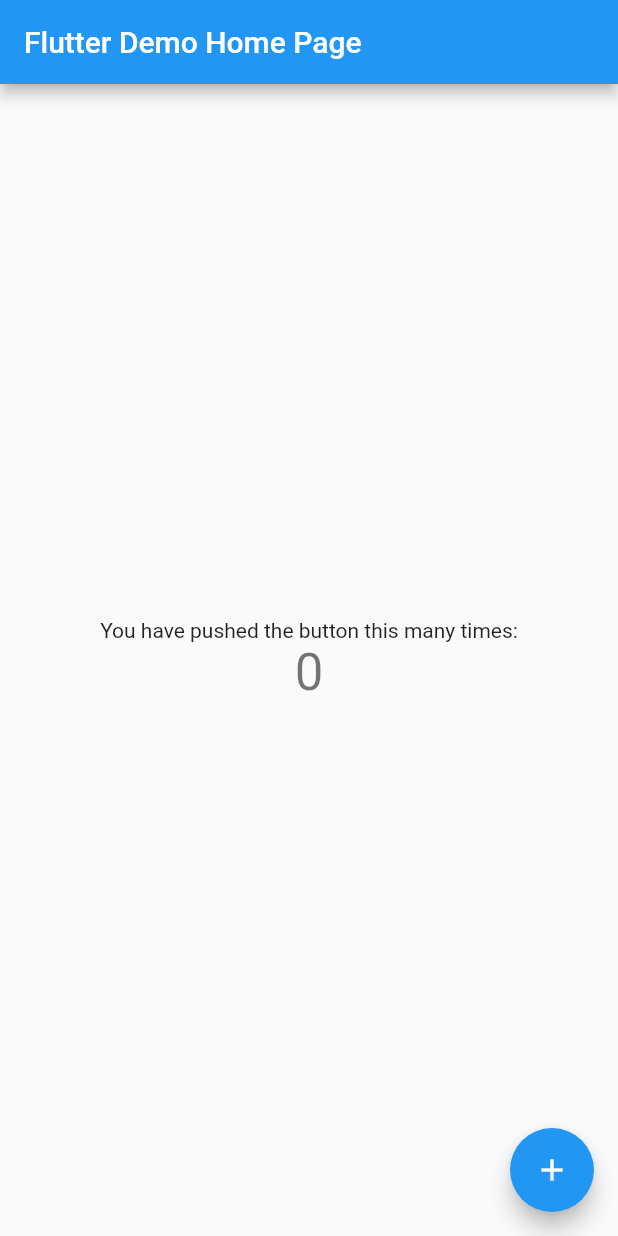
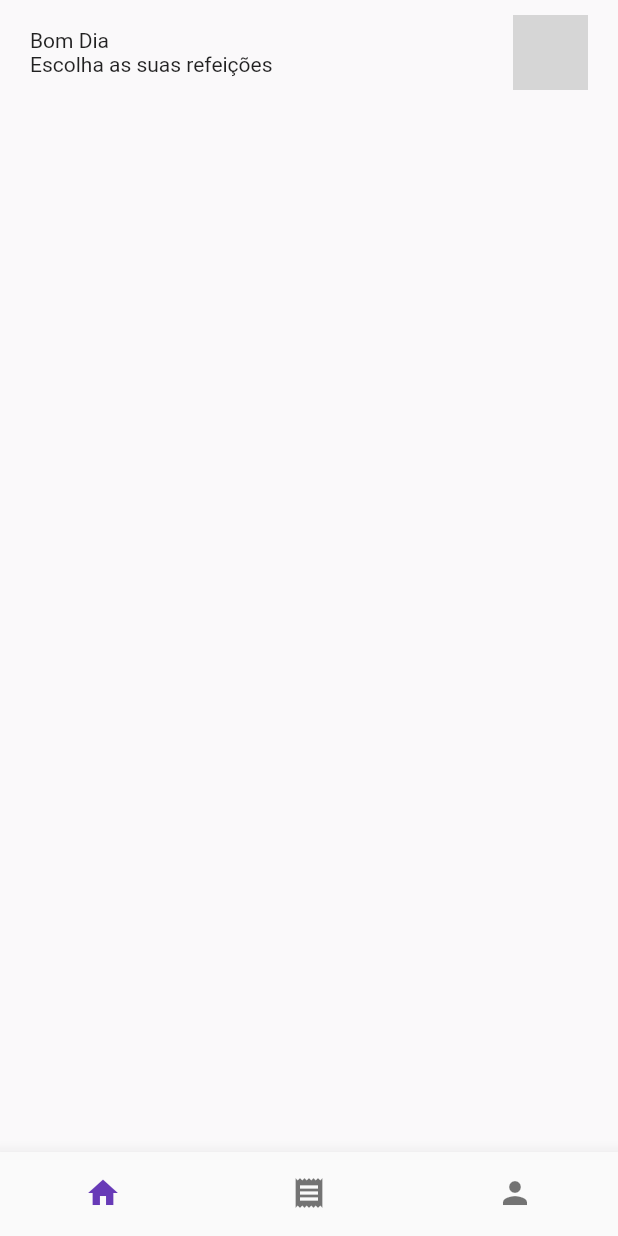
Before and after one commit to JaiPi/dataplate-app-client, a Flutter app: the screen it shows after launch, on a phone screen of 412 x 824 dp. Run offline on Flutter 3.47's test engine with Material 2 defaults, Android fonts, the phone set to English and light mode, and no system bars; grey boxes are pictures that could not be loaded.

Commit message:
add previous work

```diff
--- /dev/null
+++ b/client/lib/bottomNav.dart
@@ -0,0 +1,33 @@
+import 'package:flutter/material.dart';
+
+class BottomNav extends StatelessWidget {
+  final Function(int value) function;
+  final int index;
+
+  const BottomNav(this.function, this.index);
+
+  @override
+  Widget build(BuildContext context) {
+    return BottomNavigationBar(
+        elevation: 10,
+        showSelectedLabels: false,
+        showUnselectedLabels: false,
+        onTap: function,
+        currentIndex: index,
+        type: BottomNavigationBarType.fixed,
+        items: const [
+          BottomNavigationBarItem(
+            icon: Icon(Icons.home),
+            label: "home",
+          ),
+          BottomNavigationBarItem(
+            icon: Icon(Icons.receipt),
+            label: "senhas",
+          ),
+          BottomNavigationBarItem(
+            icon: Icon(Icons.person),
+            label: "perfil",
+          ),
+        ]);
+  }
+}
--- /dev/null
+++ b/client/lib/home.dart
@@ -0,0 +1,37 @@
+import 'package:flutter/material.dart';
+import 'package:flutter/src/widgets/container.dart';
+import 'package:flutter/src/widgets/framework.dart';
+import './bottomNav.dart';
+import './homeview.dart';
+import './senhasview.dart';
+import './profileview.dart';
+
+class Home extends StatefulWidget {
+  const Home({super.key});
+
+  @override
+  State<Home> createState() => _HomeState();
+}
+
+class _HomeState extends State<Home> {
+  int _pageIndex = 0;
+  List<Widget> pages = [
+    const Homeview(),
+    const Senhasview(),
+    const ProfileView(),
+  ];
+
+  void changePage(int index) {
+    setState(() {
+      _pageIndex = index;
+    });
+  }
+
+  @override
+  Widget build(BuildContext context) {
+    return Scaffold(
+      body: pages[_pageIndex],
+      bottomNavigationBar: BottomNav(changePage, _pageIndex),
+    );
+  }
+}
--- /dev/null
+++ b/client/lib/homeview.dart
@@ -0,0 +1,59 @@
+import 'package:flutter/cupertino.dart';
+import 'package:flutter/material.dart';
+import 'package:flutter/src/widgets/container.dart';
+import 'package:flutter/src/widgets/framework.dart';
+
+class Homeview extends StatefulWidget {
+  const Homeview({super.key});
+
+  @override
+  State<Homeview> createState() => _HomeviewState();
+}
+
+class _HomeviewState extends State<Homeview> {
+  @override
+  Widget build(BuildContext context) {
+    return Scaffold(
+      backgroundColor: const Color(0xFFeedf2),
+      body: ListView(
+        children: [
+          Container(
+            padding: EdgeInsets.symmetric(horizontal: 20, vertical: 10),
+            child: Column(
+              children: [
+                Row(
+                  mainAxisAlignment: MainAxisAlignment.spaceBetween,
+                  children: [
+                    Column(
+                      crossAxisAlignment: CrossAxisAlignment.start,
+                      children: const [
+                        Text(
+                          "Bom Dia",
+                        ),
+                        Text(
+                          "Escolha as suas refeições",
+                        )
+                      ],
+                    ),
+                    Container(
+                      width: 50,
+                      height: 50,
+                      decoration: BoxDecoration(
+                          borderRadius: BorderRadius.circular(10),
+                          image: const DecorationImage(
+                            fit: BoxFit.cover,
+                            image: AssetImage(
+                              "assets/images/logo.png",
+                            ),
+                          )),
+                    )
+                  ],
+                ),
+              ],
+            ),
+          ),
+        ],
+      ),
+    );
+  }
+}
--- a/client/lib/main.dart
+++ b/client/lib/main.dart
@@ -1,3 +1,4 @@
+import 'package:client/home.dart';
 import 'package:flutter/material.dart';
 
 void main() {
@@ -7,109 +8,15 @@ void main() {
 class MyApp extends StatelessWidget {
   const MyApp({super.key});
 
-  // This widget is the root of your application.
   @override
   Widget build(BuildContext context) {
     return MaterialApp(
-      title: 'Flutter Demo',
+      debugShowCheckedModeBanner: false,
+      title: 'DataPlate',
       theme: ThemeData(
-        // This is the theme of your application.
-        //
-        // Try running your application with "flutter run". You'll see the
-        // application has a blue toolbar. Then, without quitting the app, try
-        // changing the primarySwatch below to Colors.green and then invoke
-        // "hot reload" (press "r" in the console where you ran "flutter run",
-        // or simply save your changes to "hot reload" in a Flutter IDE).
-        // Notice that the counter didn't reset back to zero; the application
-        // is not restarted.
-        primarySwatch: Colors.blue,
+        primarySwatch: Colors.deepPurple,
       ),
-      home: const MyHomePage(title: 'Flutter Demo Home Page'),
+      home: const Home(),
     );
   }
 }
-
-class MyHomePage extends StatefulWidget {
-  const MyHomePage({super.key, required this.title});
-
-  // This widget is the home page of your application. It is stateful, meaning
-  // that it has a State object (defined below) that contains fields that affect
-  // how it looks.
-
-  // This class is the configuration for the state. It holds the values (in this
-  // case the title) provided by the parent (in this case the App widget) and
-  // used by the build method of the State. Fields in a Widget subclass are
-  // always marked "final".
-
-  final String title;
-
-  @override
-  State<MyHomePage> createState() => _MyHomePageState();
-}
-
-class _MyHomePageState extends State<MyHomePage> {
-  int _counter = 0;
-
-  void _incrementCounter() {
-    setState(() {
-      // This call to setState tells the Flutter framework that something has
-      // changed in this State, which causes it to rerun the build method below
-      // so that the display can reflect the updated values. If we changed
-      // _counter without calling setState(), then the build method would not be
-      // called again, and so nothing would appear to happen.
-      _counter++;
-    });
-  }
-
-  @override
-  Widget build(BuildContext context) {
-    // This method is rerun every time setState is called, for instance as done
-    // by the _incrementCounter method above.
-    //
-    // The Flutter framework has been optimized to make rerunning build methods
-    // fast, so that you can just rebuild anything that needs updating rather
-    // than having to individually change instances of widgets.
-    return Scaffold(
-      appBar: AppBar(
-        // Here we take the value from the MyHomePage object that was created by
-        // the App.build method, and use it to set our appbar title.
-        title: Text(widget.title),
-      ),
-      body: Center(
-        // Center is a layout widget. It takes a single child and positions it
-        // in the middle of the parent.
-        child: Column(
-          // Column is also a layout widget. It takes a list of children and
-          // arranges them vertically. By default, it sizes itself to fit its
-          // children horizontally, and tries to be as tall as its parent.
-          //
-          // Invoke "debug painting" (press "p" in the console, choose the
-          // "Toggle Debug Paint" action from the Flutter Inspector in Android
-          // Studio, or the "Toggle Debug Paint" command in Visual Studio Code)
-          // to see the wireframe for each widget.
-          //
-          // Column has various properties to control how it sizes itself and
-          // how it positions its children. Here we use mainAxisAlignment to
-          // center the children vertically; the main axis here is the vertical
-          // axis because Columns are vertical (the cross axis would be
-          // horizontal).
-          mainAxisAlignment: MainAxisAlignment.center,
-          children: <Widget>[
-            const Text(
-              'You have pushed the button this many times:',
-            ),
-            Text(
-              '$_counter',
-              style: Theme.of(context).textTheme.headline4,
-            ),
-          ],
-        ),
-      ),
-      floatingActionButton: FloatingActionButton(
-        onPressed: _incrementCounter,
-        tooltip: 'Increment',
-        child: const Icon(Icons.add),
-      ), // This trailing comma makes auto-formatting nicer for build methods.
-    );
-  }
-}
--- /dev/null
+++ b/client/lib/profileview.dart
@@ -0,0 +1,20 @@
+import 'package:flutter/material.dart';
+import 'package:flutter/src/widgets/container.dart';
+import 'package:flutter/src/widgets/framework.dart';
+
+class ProfileView extends StatefulWidget {
+  const ProfileView({super.key});
+
+  @override
+  State<ProfileView> createState() => _ProfileViewState();
+}
+
+class _ProfileViewState extends State<ProfileView> {
+  @override
+  Widget build(BuildContext context) {
+    return const Center(
+      child: Text("PROFILE"),
+    );
+    ;
+  }
+}
--- /dev/null
+++ b/client/lib/senhasview.dart
@@ -0,0 +1,20 @@
+import 'package:flutter/material.dart';
+import 'package:flutter/src/widgets/container.dart';
+import 'package:flutter/src/widgets/framework.dart';
+
+class Senhasview extends StatefulWidget {
+  const Senhasview({super.key});
+
+  @override
+  State<Senhasview> createState() => _SenhasviewState();
+}
+
+class _SenhasviewState extends State<Senhasview> {
+  @override
+  Widget build(BuildContext context) {
+    return const Center(
+      child: Text("SENHAS"),
+    );
+    ;
+  }
+}
```
Also changed, not shown: client/assets/images/logo.png (added).
